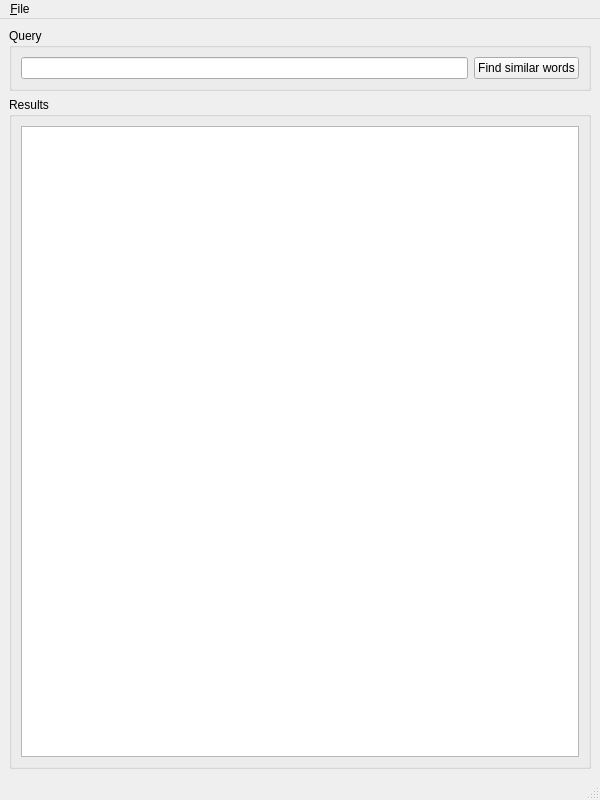
First picture: the form in ui_inspectorwindow.ui, repository finalfusion/finalfusion-inspector, before the edit.
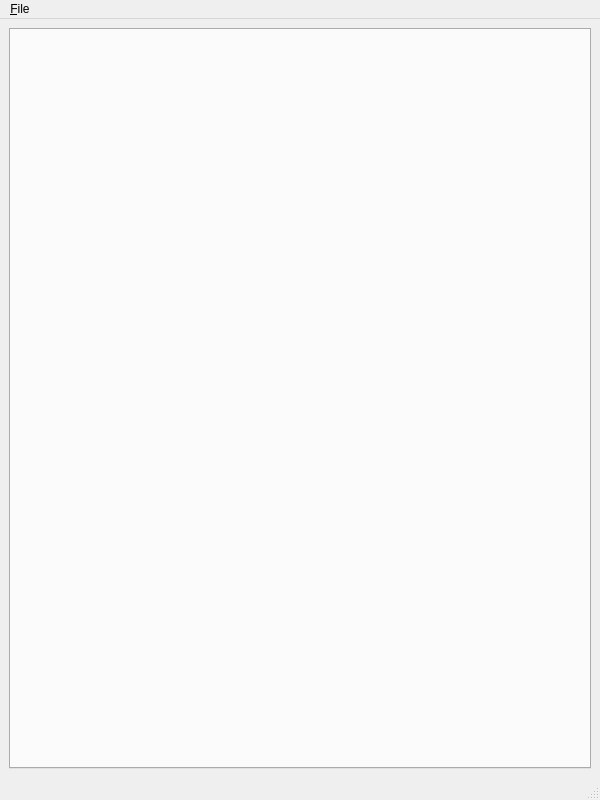
Second picture: the form after the edit.

Commit message:
Split out similarity UI and move it to a tab
This prepares for adding an analogy tab.

What changed in the file:
```diff
--- a/ui_inspectorwindow.ui
+++ b/ui_inspectorwindow.ui
@@ -16,48 +16,10 @@
   <widget class="QWidget" name="centralwidget">
    <layout class="QVBoxLayout" name="verticalLayout">
     <item>
-     <widget class="QGroupBox" name="groupBox">
-      <property name="title">
-       <string>Query</string>
+     <widget class="QTabWidget" name="tabWidget">
+      <property name="currentIndex">
+       <number>-1</number>
       </property>
-      <layout class="QHBoxLayout" name="horizontalLayout">
-       <item>
-        <widget class="QLineEdit" name="queryLineEdit">
-         <property name="sizePolicy">
-          <sizepolicy hsizetype="Expanding" vsizetype="Fixed">
-           <horstretch>0</horstretch>
-           <verstretch>0</verstretch>
-          </sizepolicy>
-         </property>
-        </widget>
-       </item>
-       <item>
-        <widget class="QPushButton" name="queryPushButton">
-         <property name="text">
-          <string>Find similar words</string>
-         </property>
-        </widget>
-       </item>
-      </layout>
-     </widget>
-    </item>
-    <item>
-     <widget class="QGroupBox" name="groupBox_2">
-      <property name="title">
-       <string>Results</string>
-      </property>
-      <layout class="QVBoxLayout" name="verticalLayout_2">
-       <item>
-        <widget class="QTableView" name="similarView">
-         <property name="alternatingRowColors">
-          <bool>true</bool>
-         </property>
-         <property name="selectionMode">
-          <enum>QAbstractItemView::SingleSelection</enum>
-         </property>
-        </widget>
-       </item>
-      </layout>
      </widget>
     </item>
    </layout>
```
The commit also changes 5 other files.
